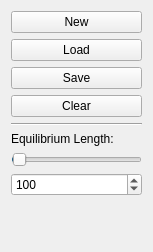
Before: the Qt Designer form forms/HypergraphControl.ui in ESANPI2015/gui-hypergraph, drawn with Qt 5.
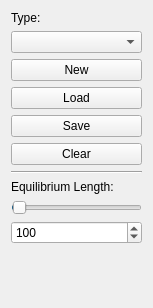
After: the same form once the commit is applied.

Diff of the .ui file:
```diff
--- a/forms/HypergraphControl.ui
+++ b/forms/HypergraphControl.ui
@@ -7,7 +7,7 @@
     <x>0</x>
     <y>0</y>
     <width>153</width>
-    <height>252</height>
+    <height>308</height>
    </rect>
   </property>
   <property name="windowTitle">
@@ -16,6 +16,16 @@
   <layout class="QVBoxLayout" name="verticalLayout_2">
    <item>
     <layout class="QVBoxLayout" name="verticalLayout">
+     <item>
+      <widget class="QLabel" name="label_2">
+       <property name="text">
+        <string>Type:</string>
+       </property>
+      </widget>
+     </item>
+     <item>
+      <widget class="QComboBox" name="typeBox"/>
+     </item>
      <item>
       <widget class="QPushButton" name="newButton">
        <property name="text">
```
